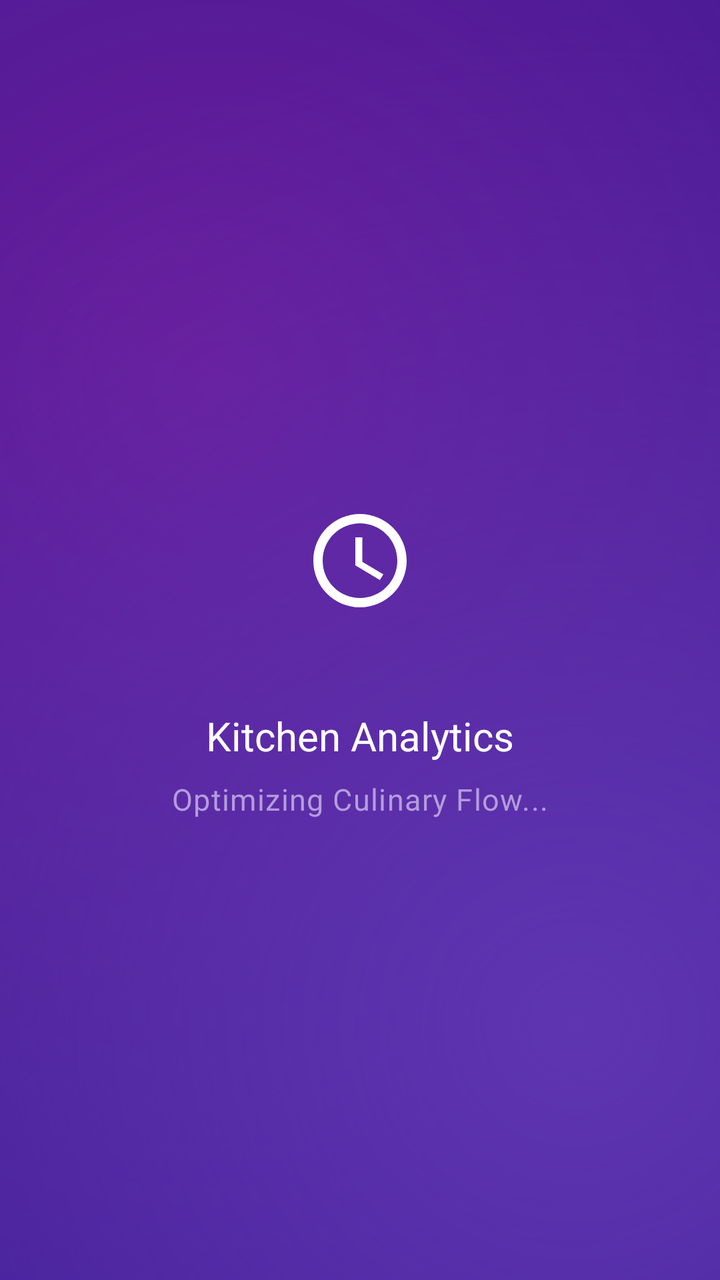
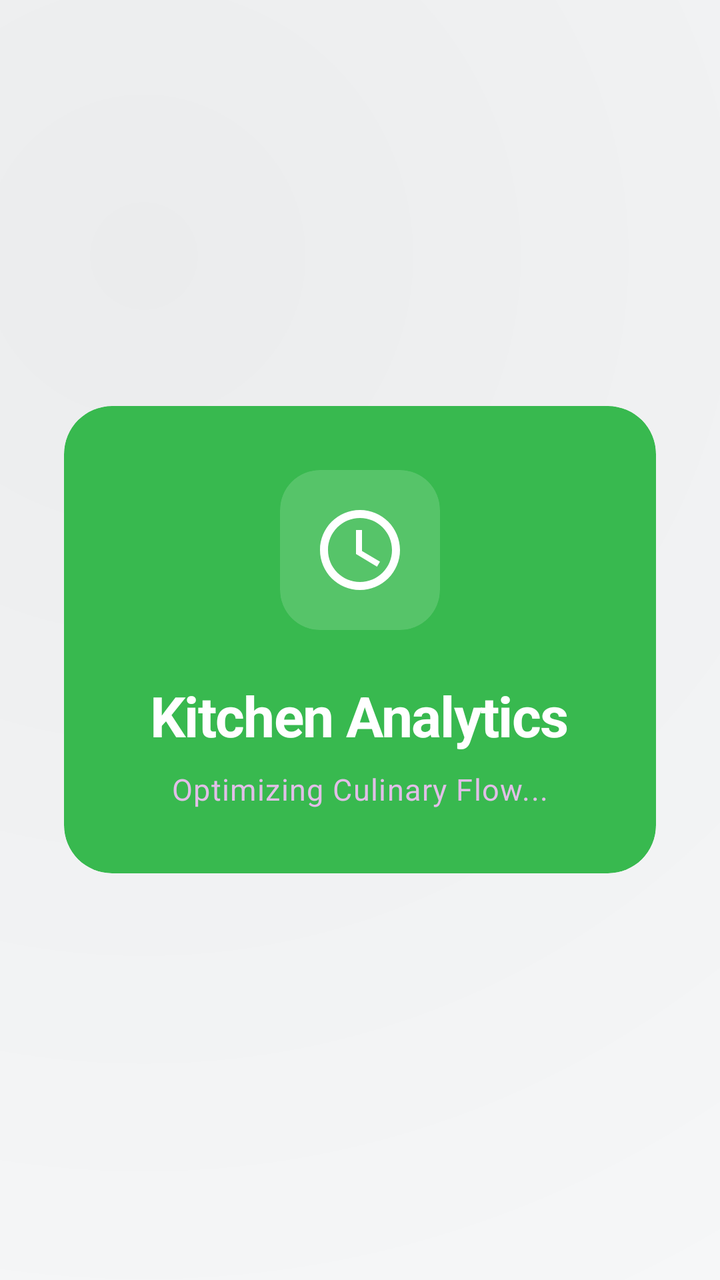

Before-and-after screenshots of an Android layout around one commit, followed by the original layout XML and the change that was made.
<!-- AndroidManifest.xml: application theme Theme.KasirAPP -->
<!-- res/layout/activity_dashboard_kitchen.xml -->
<?xml version="1.0" encoding="utf-8"?>
<androidx.coordinatorlayout.widget.CoordinatorLayout
    xmlns:android="http://schemas.android.com/apk/res/android"
    xmlns:app="http://schemas.android.com/apk/res-auto"
    android:id="@+id/main"
    android:layout_width="match_parent"
    android:layout_height="match_parent"
    android:fitsSystemWindows="true"
    android:background="@drawable/bg_liquid_purple_gradient">

    <LinearLayout
        android:layout_width="wrap_content"
        android:layout_height="wrap_content"
        android:layout_gravity="center"
        android:gravity="center"
        android:orientation="vertical">

        <com.google.android.material.card.MaterialCardView
            style="@style/Widget.App.Card"
            android:layout_width="100dp"
            android:layout_height="100dp"
            app:cardCornerRadius="24dp"
            app:cardElevation="0dp">
            <ImageView
                android:layout_width="56dp"
                android:layout_height="56dp"
                android:layout_gravity="center"
                android:src="@drawable/ic_access_time"
                app:tint="@color/white" />
        </com.google.android.material.card.MaterialCardView>

        <TextView
            style="@style/TextAppearance.Future.TitleLarge"
            android:layout_width="wrap_content"
            android:layout_height="wrap_content"
            android:layout_marginTop="24dp"
            android:text="Kitchen Analytics"
            android:textColor="@color/white" />

        <TextView
            style="@style/TextAppearance.Future.BodyLarge"
            android:layout_width="wrap_content"
            android:layout_height="wrap_content"
            android:layout_marginTop="8dp"
            android:text="Optimizing Culinary Flow..."
            android:textColor="#B39DDB" />

    </LinearLayout>

</androidx.coordinatorlayout.widget.CoordinatorLayout>
<!-- resources referenced by this layout -->
<resources>
  <!-- drawable bg_liquid_purple_gradient (drawable) -->
  <?xml version="1.0" encoding="utf-8"?>
  <layer-list xmlns:android="http://schemas.android.com/apk/res/android">
      
      <item>
          <shape android:shape="rectangle">
              <solid android:color="#311B92" />
          </shape>
      </item>
  
      
      <item>
          <shape android:shape="rectangle">
              <gradient
                  android:angle="135"
                  android:centerX="30%"
                  android:centerY="30%"
                  android:endColor="@android:color/transparent"
                  android:gradientRadius="600dp"
                  android:startColor="#6A1B9A"
                  android:type="radial" />
          </shape>
      </item>
  
      
      <item>
          <shape android:shape="rectangle">
              <gradient
                  android:angle="315"
                  android:centerX="80%"
                  android:centerY="80%"
                  android:endColor="@android:color/transparent"
                  android:gradientRadius="500dp"
                  android:startColor="#5E35B1"
                  android:type="radial" />
          </shape>
      </item>
  </layer-list>
  <style name="TextAppearance.Future.BodyLarge" parent="TextAppearance.Premium.BodyLarge" />
  <style name="TextAppearance.Future.TitleLarge" parent="TextAppearance.Premium.TitleLarge" />
  <style name="Widget.App.Card" parent="Widget.Material3.CardView.Filled">
          <item name="cardCornerRadius">28dp</item>
          <item name="cardElevation">0dp</item>
          <item name="strokeWidth">0dp</item>
          <item name="android:background">@drawable/bg_liquid_glass</item>
          <item name="cardBackgroundColor">@android:color/transparent</item>
      </style>
  <style name="TextAppearance.Premium.BodyLarge" parent="TextAppearance.Material3.BodyLarge">
          <item name="android:textSize">15sp</item>
          <item name="android:fontFamily">sans-serif</item>
          <item name="android:lineSpacingExtra">3dp</item>
          <item name="android:textColor">#E1BEE7</item>
      </style>
  <style name="TextAppearance.Premium.TitleLarge" parent="TextAppearance.Material3.TitleLarge">
          <item name="android:textSize">20sp</item>
          <item name="android:fontFamily">sans-serif-medium</item>
          <item name="android:textColor">@color/white</item>
      </style>
  <!-- drawable bg_liquid_glass (drawable) -->
  <?xml version="1.0" encoding="utf-8"?>
  <layer-list xmlns:android="http://schemas.android.com/apk/res/android">
      
      <item>
          <shape android:shape="rectangle">
              <solid android:color="#1A000000" />
              <corners android:radius="28dp" />
          </shape>
      </item>
  
      
      <item android:bottom="2dp" android:left="1dp" android:right="1dp" android:top="1dp">
          <shape android:shape="rectangle">
              <gradient
                  android:angle="135"
                  android:endColor="#1AFFFFFF"
                  android:startColor="#4DFFFFFF"
                  android:type="linear" />
              <corners android:radius="28dp" />
          </shape>
      </item>
  
      
      <item>
          <shape android:shape="rectangle">
              <solid android:color="@android:color/transparent" />
              <corners android:radius="28dp" />
              <stroke
                  android:width="1.5dp"
                  android:color="#80FFFFFF" />
          </shape>
      </item>
  </layer-list>
  <style name="Base.Theme.KasirAPP" parent="Theme.Material3.Light.NoActionBar">
          
          <item name="colorPrimary">@color/primary</item>
          <item name="colorOnPrimary">@color/on_primary</item>
          <item name="colorPrimaryContainer">@color/primary_container</item>
          <item name="colorOnPrimaryContainer">@color/on_primary_container</item>
  
          <item name="colorSecondary">@color/secondary</item>
          <item name="colorOnSecondary">@color/on_secondary</item>
          <item name="colorSecondaryContainer">@color/secondary_container</item>
          <item name="colorOnSecondaryContainer">@color/on_secondary_container</item>
  
          <item name="android:windowBackground">@color/background</item>
          <item name="colorSurface">@color/surface</item>
          <item name="colorOnSurface">@color/on_surface</item>
          <item name="colorSurfaceVariant">@color/surface_variant</item>
          <item name="colorOnSurfaceVariant">@color/on_surface_variant</item>
          <item name="colorOutline">@color/outline</item>
  
          
          <item name="android:statusBarColor">@android:color/transparent</item>
          <item name="android:windowLightStatusBar">false</item>
          <item name="android:navigationBarColor">@android:color/transparent</item>
          <item name="android:windowLightNavigationBar" tools:targetApi="27">false</item>
  
          
          <item name="materialCardViewStyle">@style/Widget.App.Card</item>
          <item name="materialButtonStyle">@style/Widget.App.Button</item>
          <item name="textInputStyle">@style/Widget.App.TextInputLayout</item>
  
          
          <item name="textAppearanceHeadlineLarge">@style/TextAppearance.Premium.HeadlineLarge</item>
          <item name="textAppearanceTitleLarge">@style/TextAppearance.Premium.TitleLarge</item>
          <item name="textAppearanceBodyLarge">@style/TextAppearance.Premium.BodyLarge</item>
          <item name="textAppearanceLabelLarge">@style/TextAppearance.Premium.LabelLarge</item>
      </style>
  <color name="primary">#5E35B1</color>
  <color name="primary_container">#F3E5F5</color>
  <color name="on_primary_container">#4A148C</color>
  <color name="secondary">#7B1FA2</color>
  <color name="background">#F5F6FA</color>
  <color name="on_surface_variant">#625B71</color>
  <color name="outline">#7B6F96</color>
  <style name="Widget.App.Button" parent="Widget.Material3.Button.TonalButton">
          <item name="cornerRadius">20dp</item>
          <item name="android:background">@drawable/bg_liquid_glass</item>
          <item name="android:insetTop">0dp</item>
          <item name="android:insetBottom">0dp</item>
          <item name="android:textColor">@color/white</item>
      </style>
  <style name="Widget.App.TextInputLayout" parent="Widget.Material3.TextInputLayout.OutlinedBox">
          <item name="boxCornerRadiusTopStart">20dp</item>
          <item name="boxCornerRadiusTopEnd">20dp</item>
          <item name="boxCornerRadiusBottomStart">20dp</item>
          <item name="boxCornerRadiusBottomEnd">20dp</item>
          <item name="boxStrokeColor">#80FFFFFF</item>
          <item name="boxStrokeWidth">1.5dp</item>
          <item name="boxStrokeWidthFocused">2.5dp</item>
          <item name="android:textColorHint">#B3FFFFFF</item>
      </style>
  <style name="TextAppearance.Premium.HeadlineLarge" parent="TextAppearance.Material3.HeadlineLarge">
          <item name="android:textSize">28sp</item>
          <item name="android:fontFamily">sans-serif-medium</item>
          <item name="android:letterSpacing">-0.02</item>
          <item name="android:textColor">@color/white</item>
      </style>
  <style name="TextAppearance.Premium.LabelLarge" parent="TextAppearance.Material3.LabelLarge">
          <item name="android:textSize">14sp</item>
          <item name="android:fontFamily">sans-serif-medium</item>
          <item name="android:letterSpacing">0.02</item>
          <item name="android:textColor">#B39DDB</item>
      </style>
  <!-- unchanged entries left out for length: 10 -->
</resources>

<!-- the commit's change to res/layout/activity_dashboard_kitchen.xml (unified diff, before → after) -->
@@ -9,41 +9,60 @@
     android:background="@drawable/bg_liquid_purple_gradient">
 
     <LinearLayout
-        android:layout_width="wrap_content"
+        android:layout_width="match_parent"
         android:layout_height="wrap_content"
         android:layout_gravity="center"
-        android:gravity="center"
+        android:padding="32dp"
         android:orientation="vertical">
 
         <com.google.android.material.card.MaterialCardView
-            style="@style/Widget.App.Card"
-            android:layout_width="100dp"
-            android:layout_height="100dp"
-            app:cardCornerRadius="24dp"
+            style="@style/Widget.App.BentoCard"
+            android:layout_width="match_parent"
+            android:layout_height="wrap_content"
+            app:cardBackgroundColor="@color/bento_green"
             app:cardElevation="0dp">
-            <ImageView
-                android:layout_width="56dp"
-                android:layout_height="56dp"
-                android:layout_gravity="center"
-                android:src="@drawable/ic_access_time"
-                app:tint="@color/white" />
+
+            <LinearLayout
+                android:layout_width="match_parent"
+                android:layout_height="wrap_content"
+                android:orientation="vertical"
+                android:padding="32dp"
+                android:gravity="center">
+
+                <com.google.android.material.card.MaterialCardView
+                    style="@style/Widget.App.Card"
+                    android:layout_width="80dp"
+                    android:layout_height="80dp"
+                    app:cardCornerRadius="20dp"
+                    app:cardElevation="0dp"
+                    app:cardBackgroundColor="#26FFFFFF">
+                    <ImageView
+                        android:layout_width="48dp"
+                        android:layout_height="48dp"
+                        android:layout_gravity="center"
+                        android:src="@drawable/ic_access_time"
+                        app:tint="@color/white" />
+                </com.google.android.material.card.MaterialCardView>
+
+                <TextView
+                    style="@style/TextAppearance.Premium.HeadlineLarge"
+                    android:layout_width="wrap_content"
+                    android:layout_height="wrap_content"
+                    android:layout_marginTop="24dp"
+                    android:text="Kitchen Analytics"
+                    android:textColor="@color/white"
+                    android:textStyle="bold" />
+
+                <TextView
+                    style="@style/TextAppearance.Premium.BodyLarge"
+                    android:layout_width="wrap_content"
+                    android:layout_height="wrap_content"
+                    android:layout_marginTop="8dp"
+                    android:text="Optimizing Culinary Flow..."
+                    android:textColor="#E1BEE7" />
+
+            </LinearLayout>
         </com.google.android.material.card.MaterialCardView>
-
-        <TextView
-            style="@style/TextAppearance.Future.TitleLarge"
-            android:layout_width="wrap_content"
-            android:layout_height="wrap_content"
-            android:layout_marginTop="24dp"
-            android:text="Kitchen Analytics"
-            android:textColor="@color/white" />
-
-        <TextView
-            style="@style/TextAppearance.Future.BodyLarge"
-            android:layout_width="wrap_content"
-            android:layout_height="wrap_content"
-            android:layout_marginTop="8dp"
-            android:text="Optimizing Culinary Flow..."
-            android:textColor="#B39DDB" />
 
     </LinearLayout>
 
<!-- resource entries referenced after the edit -->
@@ -1,12 +1,13 @@
 <!-- resources referenced by this layout -->
 <resources>
+  <color name="bento_green">#38B94F</color>
   <!-- drawable bg_liquid_purple_gradient (drawable) -->
   <?xml version="1.0" encoding="utf-8"?>
   <layer-list xmlns:android="http://schemas.android.com/apk/res/android">
       
       <item>
           <shape android:shape="rectangle">
-              <solid android:color="#311B92" />
+              <solid android:color="?android:attr/windowBackground" />
           </shape>
       </item>
   
@@ -15,11 +16,11 @@
           <shape android:shape="rectangle">
               <gradient
                   android:angle="135"
-                  android:centerX="30%"
-                  android:centerY="30%"
-                  android:endColor="@android:color/transparent"
-                  android:gradientRadius="600dp"
-                  android:startColor="#6A1B9A"
+                  android:centerX="20%"
+                  android:centerY="20%"
+                  android:endColor="@android:color/transparent"
+                  android:gradientRadius="700dp"
+                  android:startColor="#0D000000"
                   android:type="radial" />
           </shape>
       </item>
@@ -32,16 +33,14 @@
                   android:centerX="80%"
                   android:centerY="80%"
                   android:endColor="@android:color/transparent"
-                  android:gradientRadius="500dp"
-                  android:startColor="#5E35B1"
+                  android:gradientRadius="600dp"
+                  android:startColor="#05FFFFFF"
                   android:type="radial" />
           </shape>
       </item>
   </layer-list>
-  <style name="TextAppearance.Future.BodyLarge" parent="TextAppearance.Premium.BodyLarge" />
-  <style name="TextAppearance.Future.TitleLarge" parent="TextAppearance.Premium.TitleLarge" />
   <style name="Widget.App.Card" parent="Widget.Material3.CardView.Filled">
-          <item name="cardCornerRadius">28dp</item>
+          <item name="cardCornerRadius">24dp</item>
           <item name="cardElevation">0dp</item>
           <item name="strokeWidth">0dp</item>
           <item name="android:background">@drawable/bg_liquid_glass</item>
@@ -51,12 +50,12 @@
           <item name="android:textSize">15sp</item>
           <item name="android:fontFamily">sans-serif</item>
           <item name="android:lineSpacingExtra">3dp</item>
-          <item name="android:textColor">#E1BEE7</item>
+          <item name="android:textColor">?attr/colorOnSurfaceVariant</item>
       </style>
   <style name="TextAppearance.Premium.TitleLarge" parent="TextAppearance.Material3.TitleLarge">
           <item name="android:textSize">20sp</item>
           <item name="android:fontFamily">sans-serif-medium</item>
-          <item name="android:textColor">@color/white</item>
+          <item name="android:textColor">?attr/colorOnSurface</item>
       </style>
   <!-- drawable bg_liquid_glass (drawable) -->
   <?xml version="1.0" encoding="utf-8"?>
@@ -64,20 +63,48 @@
       
       <item>
           <shape android:shape="rectangle">
-              <solid android:color="#1A000000" />
-              <corners android:radius="28dp" />
-          </shape>
-      </item>
-  
-      
-      <item android:bottom="2dp" android:left="1dp" android:right="1dp" android:top="1dp">
+              <solid android:color="#0D000000" />
+              <corners android:radius="24dp" />
+          </shape>
+      </item>
+  
+      
+      <item android:bottom="1dp" android:left="1dp" android:right="1dp" android:top="1dp">
           <shape android:shape="rectangle">
               <gradient
                   android:angle="135"
-                  android:endColor="#1AFFFFFF"
-                  android:startColor="#4DFFFFFF"
+                  android:startColor="#26FFFFFF"
+                  android:endColor="#0DFFFFFF"
                   android:type="linear" />
-              <corners android:radius="28dp" />
+              <corners android:radius="24dp" />
+          </shape>
+      </item>
+  
+      
+      <item>
+          <shape android:shape="rectangle">
+              <gradient
+                  android:centerX="80%"
+                  android:centerY="20%"
+                  android:gradientRadius="120dp"
+                  android:startColor="#1AFFFFFF"
+                  android:endColor="@android:color/transparent"
+                  android:type="radial" />
+              <corners android:radius="24dp" />
+          </shape>
+      </item>
+  
+      
+      <item>
+          <shape android:shape="rectangle">
+              <gradient
+                  android:centerX="20%"
+                  android:centerY="80%"
+                  android:gradientRadius="150dp"
+                  android:startColor="#0D000000"
+                  android:endColor="@android:color/transparent"
+                  android:type="radial" />
+              <corners android:radius="24dp" />
           </shape>
       </item>
   
@@ -85,10 +112,10 @@
       <item>
           <shape android:shape="rectangle">
               <solid android:color="@android:color/transparent" />
-              <corners android:radius="28dp" />
+              <corners android:radius="24dp" />
               <stroke
-                  android:width="1.5dp"
-                  android:color="#80FFFFFF" />
+                  android:width="1.2dp"
+                  android:color="#26FFFFFF" />
           </shape>
       </item>
   </layer-list>
@@ -113,9 +140,9 @@
   
           
           <item name="android:statusBarColor">@android:color/transparent</item>
-          <item name="android:windowLightStatusBar">false</item>
+          <item name="android:windowLightStatusBar">true</item>
           <item name="android:navigationBarColor">@android:color/transparent</item>
-          <item name="android:windowLightNavigationBar" tools:targetApi="27">false</item>
+          <item name="android:windowLightNavigationBar" tools:targetApi="27">true</item>
   
           
           <item name="materialCardViewStyle">@style/Widget.App.Card</item>
@@ -128,41 +155,46 @@
           <item name="textAppearanceBodyLarge">@style/TextAppearance.Premium.BodyLarge</item>
           <item name="textAppearanceLabelLarge">@style/TextAppearance.Premium.LabelLarge</item>
       </style>
-  <color name="primary">#5E35B1</color>
-  <color name="primary_container">#F3E5F5</color>
-  <color name="on_primary_container">#4A148C</color>
-  <color name="secondary">#7B1FA2</color>
-  <color name="background">#F5F6FA</color>
-  <color name="on_surface_variant">#625B71</color>
-  <color name="outline">#7B6F96</color>
+  <color name="primary">#202124</color>
+  <color name="primary_container">#F5F6FA</color>
+  <color name="on_primary_container">#202124</color>
+  <color name="secondary">#625B71</color>
+  <color name="background">#F8F9FA</color>
+  <color name="on_surface_variant">#202124</color>
+  <color name="outline">#CCCCCC</color>
   <style name="Widget.App.Button" parent="Widget.Material3.Button.TonalButton">
-          <item name="cornerRadius">20dp</item>
+          <item name="cornerRadius">16dp</item>
           <item name="android:background">@drawable/bg_liquid_glass</item>
           <item name="android:insetTop">0dp</item>
           <item name="android:insetBottom">0dp</item>
-          <item name="android:textColor">@color/white</item>
+          <item name="android:textColor">?attr/colorOnSurface</item>
       </style>
   <style name="Widget.App.TextInputLayout" parent="Widget.Material3.TextInputLayout.OutlinedBox">
-          <item name="boxCornerRadiusTopStart">20dp</item>
-          <item name="boxCornerRadiusTopEnd">20dp</item>
-          <item name="boxCornerRadiusBottomStart">20dp</item>
-          <item name="boxCornerRadiusBottomEnd">20dp</item>
-          <item name="boxStrokeColor">#80FFFFFF</item>
-          <item name="boxStrokeWidth">1.5dp</item>
-          <item name="boxStrokeWidthFocused">2.5dp</item>
-          <item name="android:textColorHint">#B3FFFFFF</item>
+          <item name="boxCornerRadiusTopStart">16dp</item>
+          <item name="boxCornerRadiusTopEnd">16dp</item>
+          <item name="boxCornerRadiusBottomStart">16dp</item>
+          <item name="boxCornerRadiusBottomEnd">16dp</item>
+          <item name="boxStrokeColor">?attr/colorOutline</item>
+          <item name="boxStrokeWidth">1.2dp</item>
+          <item name="boxStrokeWidthFocused">2dp</item>
+          <item name="android:textColorHint">?attr/colorOnSurfaceVariant</item>
       </style>
   <style name="TextAppearance.Premium.HeadlineLarge" parent="TextAppearance.Material3.HeadlineLarge">
           <item name="android:textSize">28sp</item>
           <item name="android:fontFamily">sans-serif-medium</item>
           <item name="android:letterSpacing">-0.02</item>
-          <item name="android:textColor">@color/white</item>
+          <item name="android:textColor">?attr/colorOnSurface</item>
+      </style>
+  <style name="Widget.App.BentoCard" parent="Widget.Material3.CardView.Filled">
+          <item name="cardCornerRadius">24dp</item>
+          <item name="cardElevation">0dp</item>
+          <item name="strokeWidth">0dp</item>
       </style>
   <style name="TextAppearance.Premium.LabelLarge" parent="TextAppearance.Material3.LabelLarge">
           <item name="android:textSize">14sp</item>
           <item name="android:fontFamily">sans-serif-medium</item>
           <item name="android:letterSpacing">0.02</item>
-          <item name="android:textColor">#B39DDB</item>
+          <item name="android:textColor">?attr/colorSecondary</item>
       </style>
   <!-- unchanged entries left out for length: 10 -->
 </resources>
